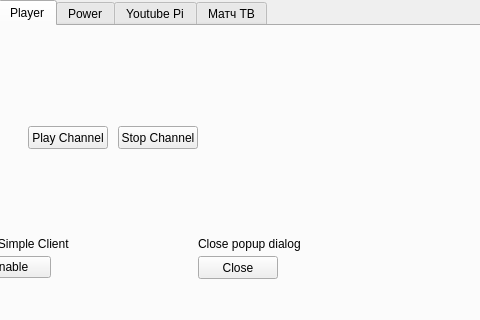
Before: the Qt Designer form kodigui.ui in definitly486/KodiGui, drawn with Qt 5; both pictures show x 104 to 584 and y 0 to 320 of the 584 by 488 pixel window.
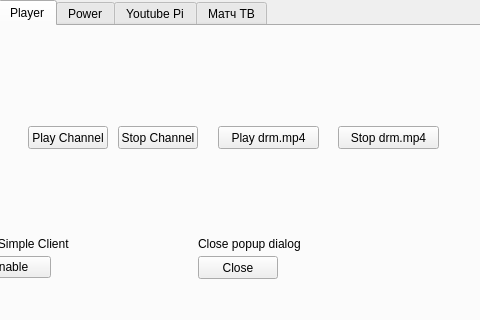
After: the same form once the commit is applied. The open tabs and pages were chosen to show the change. Icons and pictures are not drawn.

Commit message: добавлены кнопки play drm.mp4 и stop drm.mp4 	изменено:      kodigui.ui 	изменено:      mainwindow.cpp 	изменено:      mainwindow.h

Diff of the .ui file:
```diff
--- a/kodigui.ui
+++ b/kodigui.ui
@@ -237,6 +237,32 @@
        <string>Close popup dialog</string>
       </property>
      </widget>
+     <widget class="QPushButton" name="playdrm_17">
+      <property name="geometry">
+       <rect>
+        <x>330</x>
+        <y>100</y>
+        <width>101</width>
+        <height>23</height>
+       </rect>
+      </property>
+      <property name="text">
+       <string>Play drm.mp4</string>
+      </property>
+     </widget>
+     <widget class="QPushButton" name="stopdrm_18">
+      <property name="geometry">
+       <rect>
+        <x>450</x>
+        <y>100</y>
+        <width>101</width>
+        <height>23</height>
+       </rect>
+      </property>
+      <property name="text">
+       <string>Stop drm.mp4</string>
+      </property>
+     </widget>
     </widget>
     <widget class="QWidget" name="power">
      <attribute name="title">
```
Left out of the diff: 6 changed lines with no effect on the pictures. The commit also changes 2 other files.
